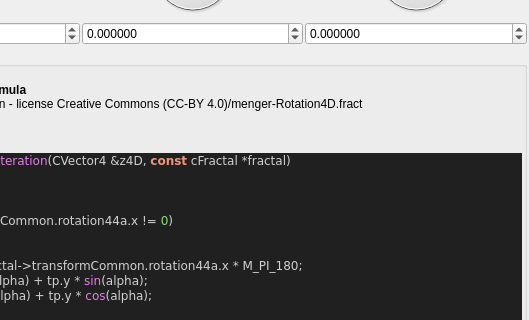
This is mandelbulber2/formula/ui/fractal_transf_rotation4d.ui in buddhi1980/mandelbulber2 as Qt 5 draws it before an edit; both pictures show x 144 to 673 and y 249 to 569 of the 673 by 1153 pixel window. The edited form follows.
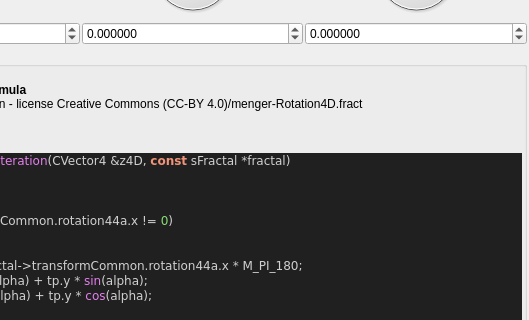
This is the edited form. Custom widgets are drawn as their Qt base class.

```diff
--- a/mandelbulber2/formula/ui/fractal_transf_rotation4d.ui
+++ b/mandelbulber2/formula/ui/fractal_transf_rotation4d.ui
@@ -397,7 +397,7 @@
 &lt;/table&gt;
 &lt;br&gt;&lt;b&gt;Examples using this formula&lt;/b&gt;&lt;br&gt;Robert Pancoast collection - license Creative Commons (CC-BY 4.0)/menger-Rotation4D.fract&lt;h3&gt;Code&lt;/h3&gt;
 &lt;body style=&quot;background-color:#202020&quot;&gt;
-&lt;pre style=&quot;color:#d0d0d0; background-color:#202020;  font-family:'Courier New',monospace;&quot;&gt;&lt;span style=&quot;color:#f09479; font-weight:bold&quot;&gt;void&lt;/span&gt; &lt;span style=&quot;color:#e47eed&quot;&gt;TransfRotation4dIteration&lt;/span&gt;&lt;span style=&quot;color:#d0d0d0&quot;&gt;(&lt;/span&gt;CVector4 &lt;span style=&quot;color:#d0d0d0&quot;&gt;&amp;amp;&lt;/span&gt;z4D&lt;span style=&quot;color:#d0d0d0&quot;&gt;,&lt;/span&gt; &lt;span style=&quot;color:#f09479; font-weight:bold&quot;&gt;const&lt;/span&gt; cFractal &lt;span style=&quot;color:#d0d0d0&quot;&gt;*&lt;/span&gt;fractal&lt;span style=&quot;color:#d0d0d0&quot;&gt;)&lt;/span&gt;
+&lt;pre style=&quot;color:#d0d0d0; background-color:#202020;  font-family:'Courier New',monospace;&quot;&gt;&lt;span style=&quot;color:#f09479; font-weight:bold&quot;&gt;void&lt;/span&gt; &lt;span style=&quot;color:#e47eed&quot;&gt;TransfRotation4dIteration&lt;/span&gt;&lt;span style=&quot;color:#d0d0d0&quot;&gt;(&lt;/span&gt;CVector4 &lt;span style=&quot;color:#d0d0d0&quot;&gt;&amp;amp;&lt;/span&gt;z4D&lt;span style=&quot;color:#d0d0d0&quot;&gt;,&lt;/span&gt; &lt;span style=&quot;color:#f09479; font-weight:bold&quot;&gt;const&lt;/span&gt; sFractal &lt;span style=&quot;color:#d0d0d0&quot;&gt;*&lt;/span&gt;fractal&lt;span style=&quot;color:#d0d0d0&quot;&gt;)&lt;/span&gt;
 &lt;span style=&quot;color:#d0d0a0&quot;&gt;// temp 4D rotation&lt;/span&gt;
 &lt;span style=&quot;color:#d0d0d0&quot;&gt;{&lt;/span&gt;
   CVector4 tp&lt;span style=&quot;color:#d0d0d0&quot;&gt;;&lt;/span&gt;
```
